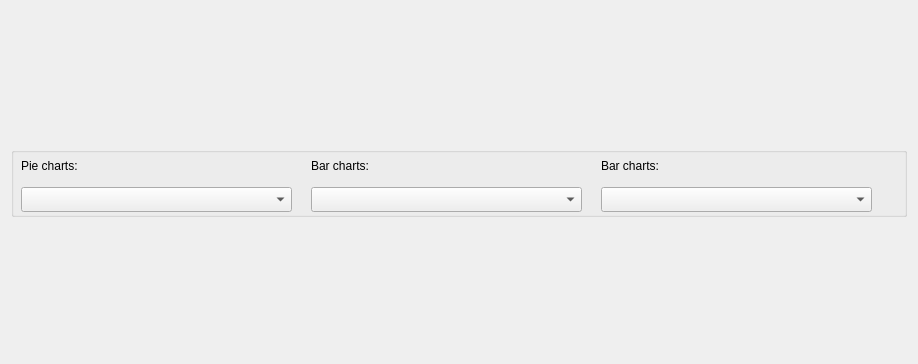
Old version of the form GUI_UIs/ui_dialog_charts.ui in the repository ccbogel/QualCoder.
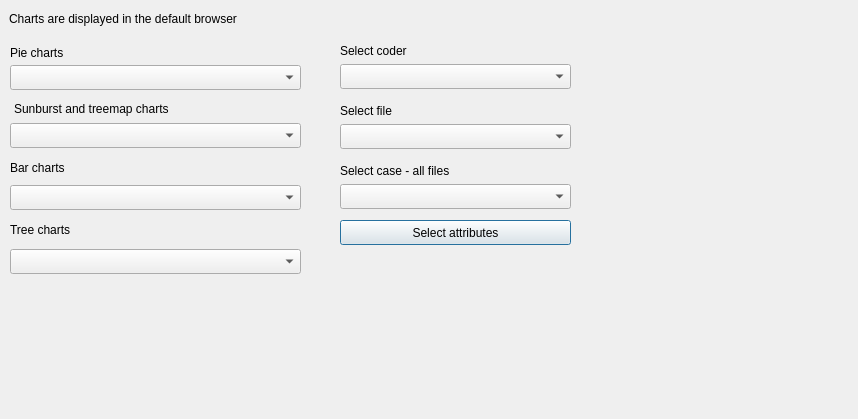
New version of the form.

Patch:
```diff
--- a/GUI_UIs/ui_dialog_charts.ui
+++ b/GUI_UIs/ui_dialog_charts.ui
@@ -6,103 +6,200 @@
    <rect>
     <x>0</x>
     <y>0</y>
-    <width>918</width>
-    <height>364</height>
+    <width>858</width>
+    <height>419</height>
    </rect>
   </property>
   <property name="windowTitle">
    <string>Charts</string>
   </property>
-  <layout class="QGridLayout" name="gridLayout">
-   <item row="0" column="0">
-    <widget class="QGroupBox" name="groupBox_header">
-     <property name="minimumSize">
-      <size>
-       <width>0</width>
-       <height>70</height>
-      </size>
-     </property>
-     <property name="maximumSize">
-      <size>
-       <width>16777215</width>
-       <height>70</height>
-      </size>
-     </property>
-     <property name="title">
-      <string/>
-     </property>
-     <widget class="QLabel" name="label_pie_chart">
+  <widget class="QLabel" name="label_info">
       <property name="geometry">
        <rect>
-        <x>10</x>
+     <x>9</x>
         <y>9</y>
-        <width>101</width>
+     <width>481</width>
         <height>20</height>
        </rect>
       </property>
       <property name="text">
-       <string>Pie charts:</string>
+    <string>Charts are displayed in the default browser</string>
+   </property>
+  </widget>
+  <widget class="QLabel" name="label_pie">
+   <property name="geometry">
+    <rect>
+     <x>10</x>
+     <y>42</y>
+     <width>291</width>
+     <height>22</height>
+    </rect>
+   </property>
+   <property name="text">
+    <string>Pie charts</string>
+   </property>
+  </widget>
+  <widget class="QLabel" name="label_bar">
+   <property name="geometry">
+    <rect>
+     <x>10</x>
+     <y>157</y>
+     <width>291</width>
+     <height>22</height>
+    </rect>
+   </property>
+   <property name="text">
+    <string>Bar charts</string>
+   </property>
+  </widget>
+  <widget class="QLabel" name="label_tree">
+   <property name="geometry">
+    <rect>
+     <x>10</x>
+     <y>219</y>
+     <width>291</width>
+     <height>22</height>
+    </rect>
+   </property>
+   <property name="text">
+    <string>Tree charts</string>
       </property>
      </widget>
      <widget class="QComboBox" name="comboBox_pie_charts">
       <property name="geometry">
        <rect>
         <x>10</x>
-        <y>40</y>
-        <width>271</width>
+     <y>65</y>
+     <width>291</width>
         <height>25</height>
        </rect>
       </property>
      </widget>
-     <widget class="QLabel" name="label_bar_chart">
-      <property name="geometry">
-       <rect>
-        <x>300</x>
-        <y>9</y>
-        <width>101</width>
-        <height>20</height>
-       </rect>
-      </property>
-      <property name="text">
-       <string>Bar charts:</string>
-      </property>
-     </widget>
      <widget class="QComboBox" name="comboBox_bar_charts">
       <property name="geometry">
        <rect>
-        <x>300</x>
-        <y>40</y>
-        <width>271</width>
+     <x>10</x>
+     <y>185</y>
+     <width>291</width>
         <height>25</height>
        </rect>
       </property>
      </widget>
-     <widget class="QLabel" name="label_tree_chart">
-      <property name="geometry">
-       <rect>
-        <x>590</x>
-        <y>9</y>
-        <width>101</width>
-        <height>20</height>
-       </rect>
-      </property>
-      <property name="text">
-       <string>Bar charts:</string>
-      </property>
-     </widget>
      <widget class="QComboBox" name="comboBox_tree_charts">
       <property name="geometry">
        <rect>
-        <x>590</x>
+     <x>10</x>
+     <y>249</y>
+     <width>291</width>
+     <height>25</height>
+    </rect>
+   </property>
+  </widget>
+  <widget class="QComboBox" name="comboBox_sunburst_charts">
+   <property name="geometry">
+    <rect>
+     <x>10</x>
+     <y>123</y>
+     <width>291</width>
+     <height>25</height>
+    </rect>
+   </property>
+  </widget>
+  <widget class="QLabel" name="label_hierarchy">
+   <property name="geometry">
+    <rect>
+     <x>14</x>
+     <y>98</y>
+     <width>291</width>
+     <height>22</height>
+    </rect>
+   </property>
+   <property name="text">
+    <string>Sunburst and treemap charts</string>
+   </property>
+  </widget>
+  <widget class="QLabel" name="label_coder">
+   <property name="geometry">
+    <rect>
+     <x>340</x>
         <y>40</y>
-        <width>271</width>
+     <width>151</width>
+     <height>22</height>
+    </rect>
+   </property>
+   <property name="text">
+    <string>Select coder</string>
+   </property>
+  </widget>
+  <widget class="QComboBox" name="comboBox_coders">
+   <property name="geometry">
+    <rect>
+     <x>340</x>
+     <y>64</y>
+     <width>231</width>
         <height>25</height>
        </rect>
       </property>
      </widget>
-    </widget>
-   </item>
-  </layout>
+  <widget class="QComboBox" name="comboBox_file">
+   <property name="geometry">
+    <rect>
+     <x>340</x>
+     <y>124</y>
+     <width>231</width>
+     <height>25</height>
+    </rect>
+   </property>
+  </widget>
+  <widget class="QLabel" name="label_select_file">
+   <property name="geometry">
+    <rect>
+     <x>340</x>
+     <y>100</y>
+     <width>231</width>
+     <height>22</height>
+    </rect>
+   </property>
+   <property name="text">
+    <string>Select file</string>
+   </property>
+  </widget>
+  <widget class="QComboBox" name="comboBox_case">
+   <property name="geometry">
+    <rect>
+     <x>340</x>
+     <y>184</y>
+     <width>231</width>
+     <height>25</height>
+    </rect>
+   </property>
+  </widget>
+  <widget class="QLabel" name="label_select_case">
+   <property name="geometry">
+    <rect>
+     <x>340</x>
+     <y>160</y>
+     <width>231</width>
+     <height>22</height>
+    </rect>
+   </property>
+   <property name="text">
+    <string>Select case - all files </string>
+   </property>
+  </widget>
+  <widget class="QPushButton" name="pushButton_attributes">
+   <property name="geometry">
+    <rect>
+     <x>340</x>
+     <y>220</y>
+     <width>231</width>
+     <height>25</height>
+    </rect>
+   </property>
+   <property name="text">
+    <string>Select attributes</string>
+   </property>
+  </widget>
  </widget>
  <resources/>
  <connections/>
```
Lines whose indentation alone changed are shown as unchanged.
